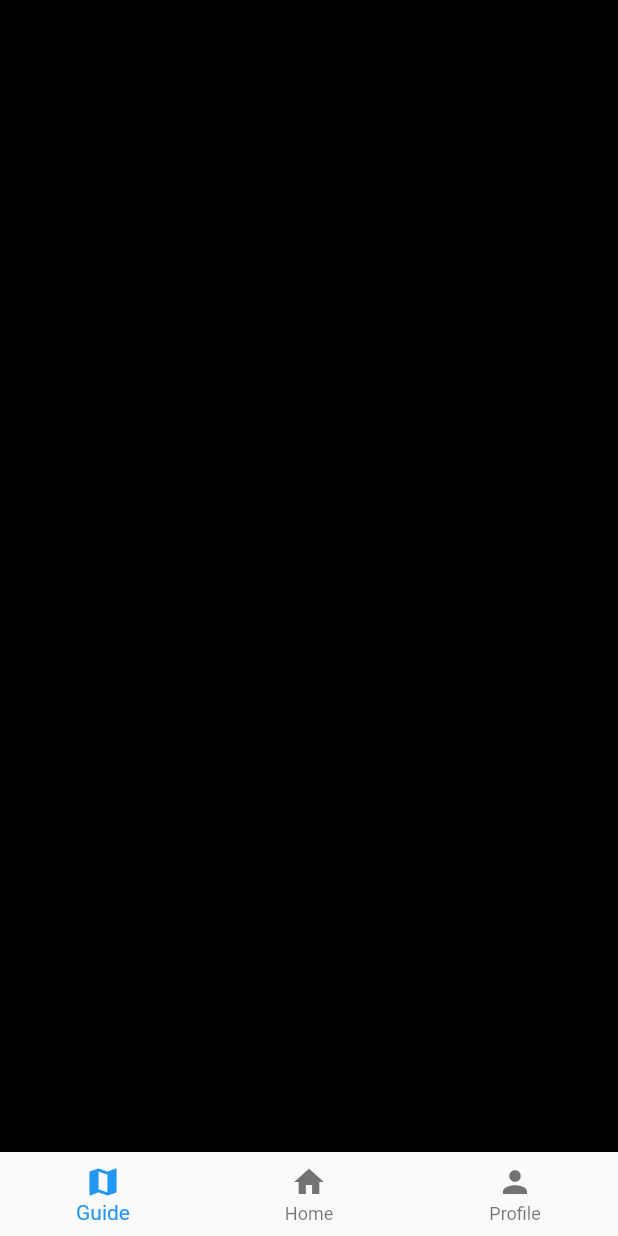
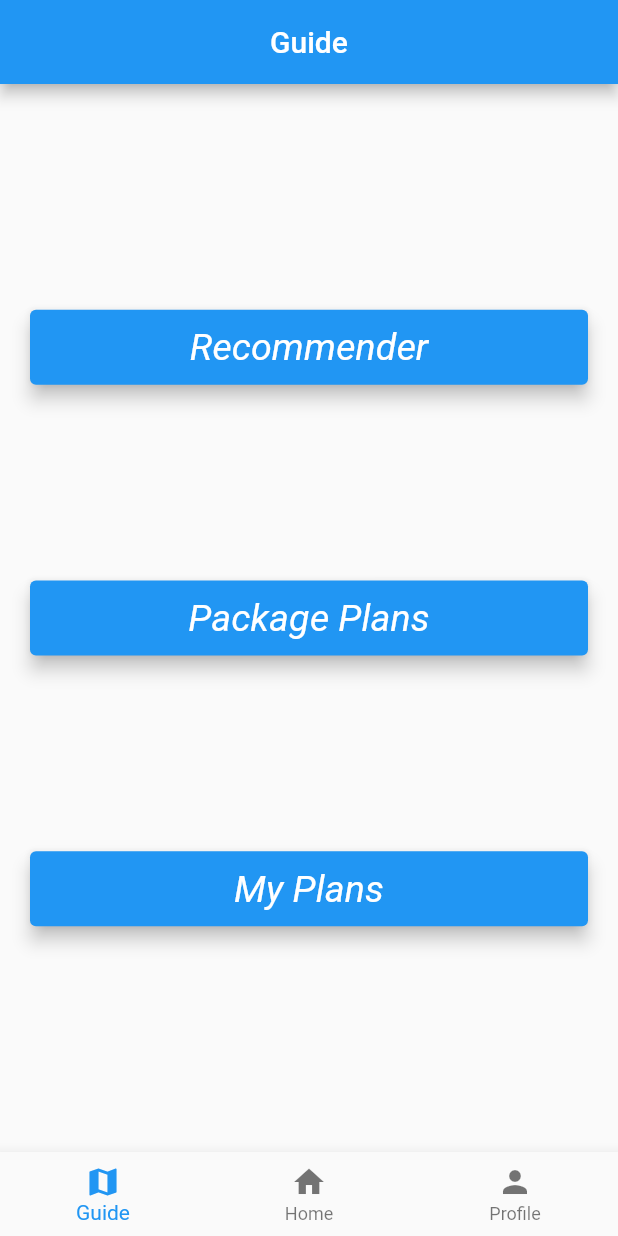
Before and after one commit to YousifT/Nomad_Application, a Flutter app: the screen it shows after launch, on a phone screen of 412 x 824 dp. Run offline on Flutter 3.47's test engine with Material 2 defaults, Android fonts, the phone set to English and light mode, and no system bars; our stand-ins replace cloud_firestore, firebase_core; accounts and stored records are empty.

Commit message:
added guide page and create database

```diff
--- a/nomad/lib/Pages/Guide_page.dart
+++ b/nomad/lib/Pages/Guide_page.dart
@@ -1,19 +1,85 @@
 import 'package:flutter/material.dart';
-import 'package:flutter/src/widgets/framework.dart';
-import 'package:flutter/src/widgets/placeholder.dart';
 
-class GuidePage extends StatefulWidget {
+import 'package:nomad/Pages/MyPlans_page.dart';
+import 'package:nomad/Pages/PackagePlans_Page.dart';
+import 'package:nomad/Pages/Recommender_page.dart';
+
+class GuidePage extends StatelessWidget {
   const GuidePage({super.key});
 
   @override
-  State<GuidePage> createState() => _GuidePageState();
-}
-
-class _GuidePageState extends State<GuidePage> {
-  @override
   Widget build(BuildContext context) {
     return Scaffold(
-      backgroundColor: Colors.black,
+      appBar: AppBar(
+        title: const Text('Guide'),
+        centerTitle: true,
+      ),
+      body: Container(
+        padding: const EdgeInsets.all(20),
+        child: Column(
+          mainAxisAlignment: MainAxisAlignment.spaceEvenly,
+          crossAxisAlignment: CrossAxisAlignment.stretch,
+          children: [
+            ElevatedButton(
+              onPressed: () {
+                Navigator.push(
+                  context,
+                  MaterialPageRoute(
+                    builder: (context) => const Recommender(),
+                  ),
+                );
+              },
+              style: ElevatedButton.styleFrom(
+                elevation: 5,
+                fixedSize: const Size.fromHeight(50),
+                textStyle: const TextStyle(
+                    color: Colors.black,
+                    fontSize: 25,
+                    fontStyle: FontStyle.italic),
+              ),
+              child: const Text('Recommender'),
+            ),
+            ElevatedButton(
+              onPressed: () {
+                Navigator.push(
+                  context,
+                  MaterialPageRoute(
+                    builder: (context) => const PackagePlans(),
+                  ),
+                );
+              },
+              style: ElevatedButton.styleFrom(
+                elevation: 5,
+                fixedSize: const Size.fromHeight(50),
+                textStyle: const TextStyle(
+                    color: Colors.black,
+                    fontSize: 25,
+                    fontStyle: FontStyle.italic),
+              ),
+              child: const Text('Package Plans'),
+            ),
+            ElevatedButton(
+              onPressed: () {
+                Navigator.push(
+                  context,
+                  MaterialPageRoute(
+                    builder: (context) => const MyPlans(),
+                  ),
+                );
+              },
+              style: ElevatedButton.styleFrom(
+                elevation: 5,
+                fixedSize: const Size.fromHeight(50),
+                textStyle: const TextStyle(
+                    color: Colors.black,
+                    fontSize: 25,
+                    fontStyle: FontStyle.italic),
+              ),
+              child: const Text('My Plans'),
+            ),
+          ],
+        ),
+      ),
     );
   }
 }
--- /dev/null
+++ b/nomad/lib/Pages/Recommender_page.dart
@@ -0,0 +1,19 @@
+import 'package:flutter/material.dart';
+
+class Recommender extends StatelessWidget {
+  const Recommender({super.key});
+
+  @override
+  Widget build(BuildContext context) {
+    return Scaffold(
+      appBar: AppBar(
+        leading: BackButton(
+          // color: Colors.black,
+          onPressed: () => Navigator.of(context).pop(),
+        ),
+        title: const Text("Recommender"),
+        centerTitle: true,
+      ),
+    );
+  }
+}
--- /dev/null
+++ b/nomad/lib/models/packages.dart
@@ -0,0 +1,3 @@
+class Package {
+  String? title;
+}
--- a/nomad/pubspec.yaml
+++ b/nomad/pubspec.yaml
@@ -36,6 +36,7 @@ dependencies:
   # Use with the CupertinoIcons class for iOS style icons.
   cupertino_icons: ^1.0.2
   firebase_core: ^2.9.0
+  cloud_firestore: ^4.5.0
 
 dev_dependencies:
   flutter_test:
```
Also changed, not shown: nomad/lib/Pages/MyPlans_page.dart (added, +19 -0 lines), nomad/lib/Pages/PackagePlans_Page.dart (added, +26 -0 lines), nomad/lib/services/database.dart (added, +8 -0 lines), nomad/lib/services/auth.dart (added), 2 other files.
